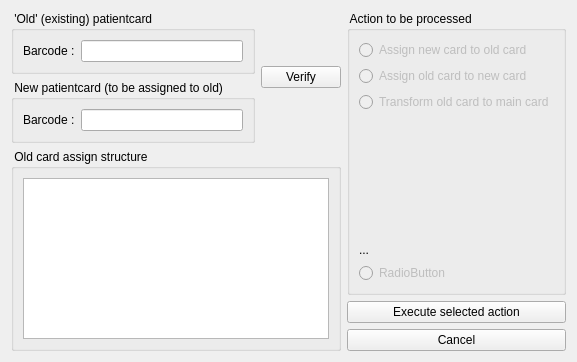
First picture: the form in client/dlgpatientcardassign.ui, repository tbikfalvi/Belenus, before the edit.
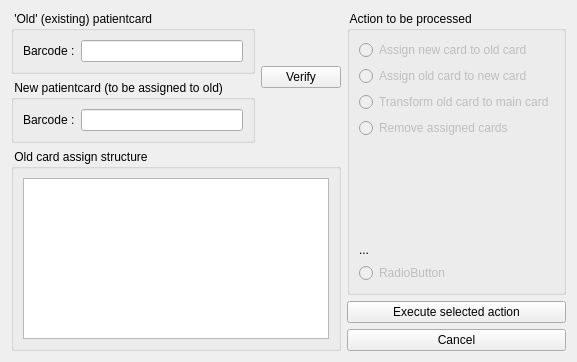
Second picture: the form after the edit.

Diff of the .ui file:
```diff
--- a/client/dlgpatientcardassign.ui
+++ b/client/dlgpatientcardassign.ui
@@ -152,6 +152,19 @@
           </property>
          </widget>
         </item>
+        <item>
+         <widget class="QRadioButton" name="rbActRemoveChild">
+          <property name="enabled">
+           <bool>false</bool>
+          </property>
+          <property name="toolTip">
+           <string>Unlink all assigned cards from the main (parent) card and inactivate them.</string>
+          </property>
+          <property name="text">
+           <string>Remove assigned cards</string>
+          </property>
+         </widget>
+        </item>
         <item>
          <spacer name="verticalSpacer_2">
           <property name="orientation">
@@ -160,7 +173,7 @@
           <property name="sizeHint" stdset="0">
            <size>
             <width>20</width>
-            <height>137</height>
+            <height>114</height>
            </size>
           </property>
          </spacer>
```
